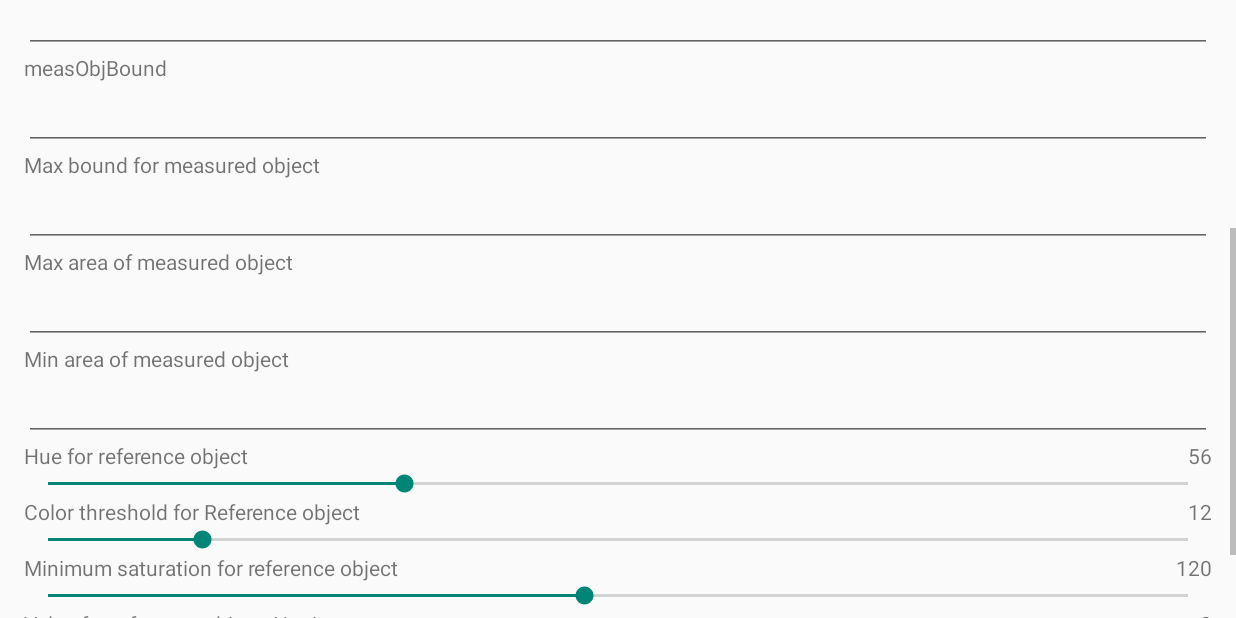
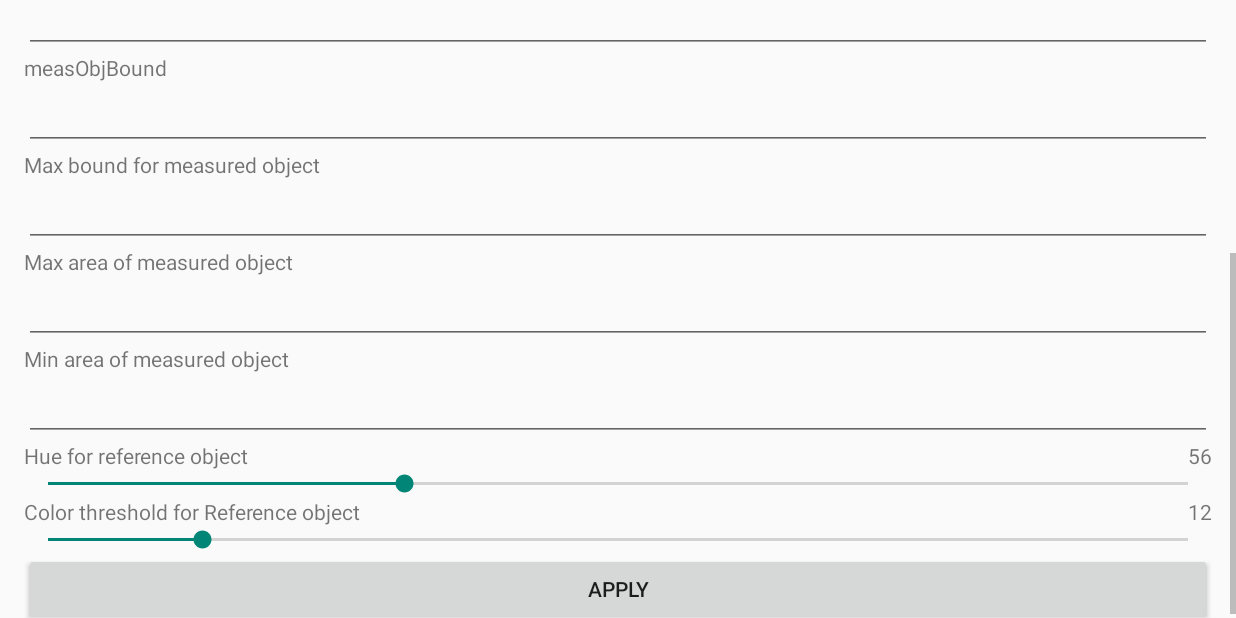
Before and after one commit to eristime/android-measuring-tool, an Android app: the SettingsActivity screen opened directly, with no data from a screen before it, scrolled down 288 dp, on a phone screen of 824 x 412 dp (held sideways). Run offline under Robolectric (Android 15) with nearby library versions, the phone set to English and light mode, and no system bars.

Commit message:
Removed refObjSat and -value input. Removed also Flashlight from menu.

```diff
--- a/app/src/main/java/sop/augmentedandroids/MainActivity.java
+++ b/app/src/main/java/sop/augmentedandroids/MainActivity.java
@@ -66,7 +66,6 @@ public class MainActivity extends AppCompatActivity implements CvCameraViewListe
     private static int refObjHue = 56;
     private static int refObjColThreshold = 12;
     private static int refObjSatMinimum = 120;
-    private static int refObjValue = 0;
     private static int numberOfDilations = 1;
     private static double refObjMinContourArea = 500.0;
     private static double refObjMaxContourArea = 800000.0;
@@ -218,7 +217,6 @@ public class MainActivity extends AppCompatActivity implements CvCameraViewListe
                 intent.putExtra("measObjMinArea", Integer.toString(measObjMinArea));
                 intent.putExtra("refObjHue", refObjHue);
                 intent.putExtra("refObjColThreshold", refObjColThreshold);
-                intent.putExtra("refObjSatMinimum", refObjSatMinimum);
                 startActivityForResult(intent, 1);
                 return true;
 
@@ -275,9 +273,6 @@ public class MainActivity extends AppCompatActivity implements CvCameraViewListe
 
                 refObjColThreshold = data.getIntExtra("refObjColThreshold", refObjColThreshold);
                 cubeDetector.setColThreshold(refObjColThreshold);
-
-                refObjSatMinimum = data.getIntExtra("refObjSatMinimum", refObjSatMinimum);
-                cubeDetector.setSatMinimum(refObjSatMinimum);
 
             }
         }
--- a/app/src/main/java/sop/augmentedandroids/SettingsActivity.java
+++ b/app/src/main/java/sop/augmentedandroids/SettingsActivity.java
@@ -20,8 +20,6 @@ public class SettingsActivity extends AppCompatActivity{
     // RefObjDetector parameters
     private int refObjHue;
     private int refObjColThreshold;
-    private int refObjSatMinimum;
-    private int value;
     private String numberOfDilations;
     private String refObjMinContourArea;
     private String refObjMaxContourArea;
@@ -36,8 +34,6 @@ public class SettingsActivity extends AppCompatActivity{
     // TextViews
     private TextView hueTextView;
     private TextView refObjColThresholdTextView;
-    private TextView saturationTextView;
-    private TextView valueTextView;
 
 
     @Override
@@ -64,7 +60,6 @@ public class SettingsActivity extends AppCompatActivity{
 
         EditText refObjMinContourAreaEditText = (EditText) findViewById(R.id.edit_text_ref_obj_min_area);
         refObjMinContourArea = refObjMinContourAreaEditText.getText().toString();
-
 
         EditText refObjMaxContourAreaEditText = (EditText) findViewById(R.id.edit_text_ref_obj_max_area);
         refObjMaxContourArea = refObjMaxContourAreaEditText.getText().toString();
@@ -135,9 +130,6 @@ public class SettingsActivity extends AppCompatActivity{
         if (refObjColThreshold >= 0 && refObjColThreshold < 89) {
             intent.putExtra("refObjColThreshold", refObjColThreshold);
         }
-        if (refObjSatMinimum >= 0 && refObjSatMinimum < 255) {
-            intent.putExtra("refObjSatMinimum", refObjSatMinimum);
-        }
         setResult(RESULT_OK, intent);
         finish();
     }
@@ -145,26 +137,19 @@ public class SettingsActivity extends AppCompatActivity{
     private void initSeekbars() {
         SeekBar hueControl = (SeekBar) findViewById(R.id.hue_bar);
         SeekBar refObjColThresholdControl = (SeekBar) findViewById(R.id.ref_obj_col_threshold_bar);
-        SeekBar saturationControl = (SeekBar) findViewById(R.id.saturation_bar);
-        SeekBar valueControl = (SeekBar) findViewById(R.id.value_bar);
 
         hueTextView = (TextView) findViewById(R.id.hue_value);
         refObjColThresholdTextView = (TextView) findViewById(R.id.ref_obj_col_threshold_value);
-        saturationTextView = (TextView) findViewById(R.id.saturation_value);
-        valueTextView = (TextView) findViewById(R.id.value_value);
 
         refObjHue = getIntent().getIntExtra("refObjHue", 56);
         refObjColThreshold = getIntent().getIntExtra("refObjColThreshold", 12);
-        refObjSatMinimum = getIntent().getIntExtra("refObjSatMinimum", 120);
 
         hueTextView.setText(Integer.toString(refObjHue));
         refObjColThresholdTextView.setText(Integer.toString(refObjColThreshold));
-        saturationTextView.setText(Integer.toString(refObjSatMinimum));
-        valueTextView.setText("0");
+
 
         hueControl.setProgress(refObjHue);
         refObjColThresholdControl.setProgress(refObjColThreshold);
-        saturationControl.setProgress(refObjSatMinimum);
 
         try {
             hueControl.setOnSeekBarChangeListener(new OnSeekBarChangeListener() {
@@ -178,7 +163,7 @@ public class SettingsActivity extends AppCompatActivity{
                 }
             });
 
-            // Listener to receive changes to the refObjSatMinimum-progress level
+            // Listener to receive changes to the refObjThreshold-progress level
             refObjColThresholdControl.setOnSeekBarChangeListener(new OnSeekBarChangeListener() {
 
                 @Override
@@ -190,29 +175,6 @@ public class SettingsActivity extends AppCompatActivity{
                 }
             });
 
-            // Listener to receive changes to the refObjSatMinimum-progress level
-            saturationControl.setOnSeekBarChangeListener(new OnSeekBarChangeListener() {
-
-                @Override
-                public void onStopTrackingTouch(SeekBar arg0) {}
-                public void onStartTrackingTouch(SeekBar arg0) {}
-                public void onProgressChanged(SeekBar arg0, int progress, boolean arg2) {
-                    refObjSatMinimum = progress;
-                    saturationTextView.setText(Integer.toString(refObjSatMinimum));
-                }
-            });
-
-            // Listener to receive changes to the value-progress level
-            valueControl.setOnSeekBarChangeListener(new OnSeekBarChangeListener() {
-
-                @Override
-                public void onStopTrackingTouch(SeekBar arg0) {}
-                public void onStartTrackingTouch(SeekBar arg0) {}
-                public void onProgressChanged(SeekBar arg0, int progress, boolean arg2) {
-                    value = progress;
-                    valueTextView.setText(Integer.toString(value));
-                }
-            });
         } catch (Exception e) {
             e.printStackTrace();
         }
--- a/app/src/main/res/layout/settings.xml
+++ b/app/src/main/res/layout/settings.xml
@@ -164,52 +164,6 @@
         android:id="@+id/ref_obj_col_threshold_bar"
         android:max="89" />
 
-    <!-- RefObj minimum saturation  -->
-    <LinearLayout
-        android:layout_width="match_parent"
-        android:layout_height="wrap_content"
-        android:orientation="horizontal">
-        <TextView
-            android:id="@+id/saturation_text"
-            android:layout_width="0dp"
-            android:layout_height="wrap_content"
-            android:text="Minimum saturation for reference object"
-            android:layout_weight="0.7"/>
-        <TextView
-            android:id="@+id/saturation_value"
-            android:layout_width="wrap_content"
-            android:layout_height="wrap_content"
-            android:textAlignment="textEnd" />
-    </LinearLayout>
-    <SeekBar
-        android:layout_width="match_parent"
-        android:layout_height="wrap_content"
-        android:id="@+id/saturation_bar"
-        android:max="255" />
-
-    <!-- RefObj value, not in use  -->
-    <LinearLayout
-        android:layout_width="match_parent"
-        android:layout_height="wrap_content"
-        android:orientation="horizontal">
-        <TextView
-            android:id="@+id/value_text"
-            android:layout_width="0dp"
-            android:layout_height="wrap_content"
-            android:text="Value for reference object. Not in use yet."
-            android:layout_weight="0.7"/>
-        <TextView
-            android:id="@+id/value_value"
-            android:layout_width="wrap_content"
-            android:layout_height="wrap_content"
-            android:textAlignment="textEnd" />
-    </LinearLayout>
-    <SeekBar
-        android:layout_width="match_parent"
-        android:layout_height="wrap_content"
-        android:id="@+id/value_bar"
-        android:max="255" />
-
     <!-- Apply button -->
     <Button android:id="@+id/button_back"
         android:layout_width="match_parent"
--- a/app/src/main/res/menu/main_menu.xml
+++ b/app/src/main/res/menu/main_menu.xml
@@ -8,9 +8,6 @@
         android:id="@+id/action_save_image"
         android:title="@string/save_image_item" />
     <item
-        android:id="@+id/action_flaslight"
-        android:title="Flashlight" />
-    <item
         android:id="@+id/action_settings"
         android:title="@string/main_menu_item1" />
     <!-- app:showAsAction="never" -->
```
